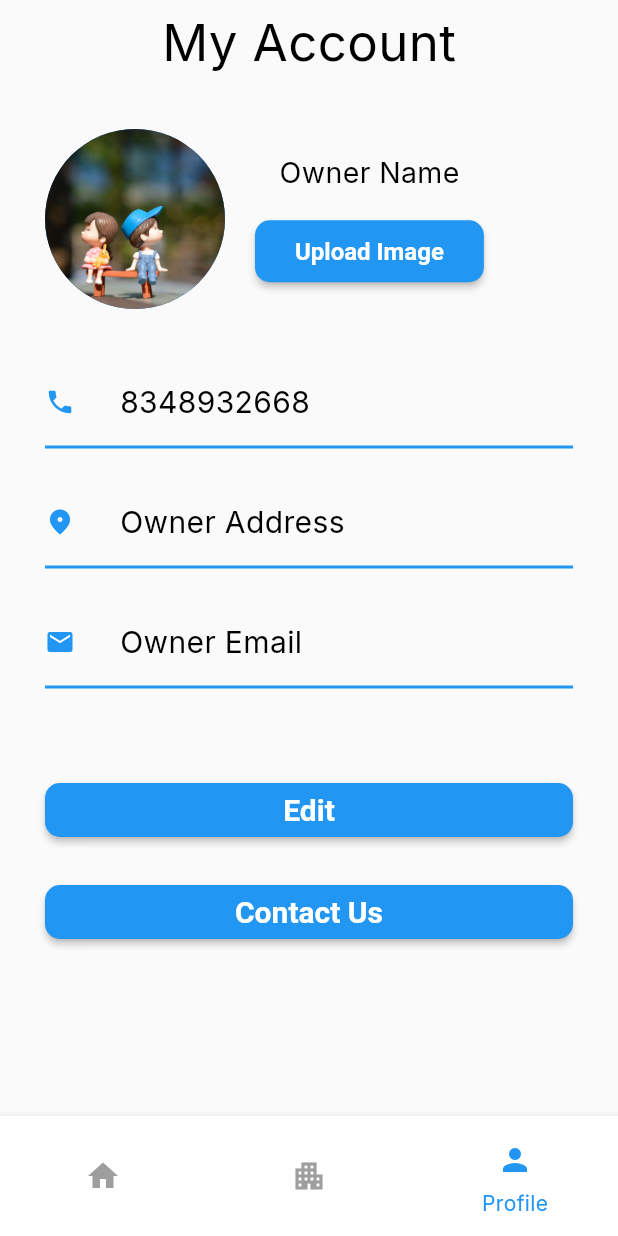
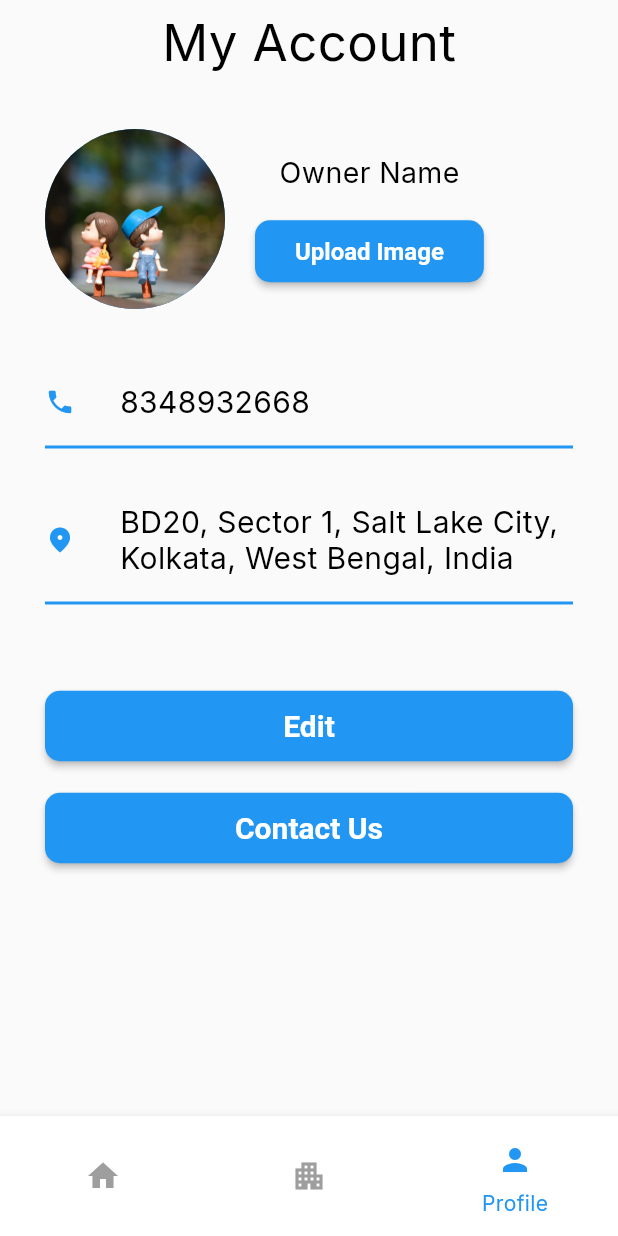
Before and after one commit to A-d-i-b/RentIt-Owner, a Flutter app: the screen it shows after launch, item 3 of the bottom bar chosen, after a tap on "Upload Image", on a phone screen of 412 x 824 dp. Run offline on Flutter 3.47's test engine with Material 2 defaults, Android fonts, the phone set to English and light mode, and no system bars; our stand-ins replace get, google_fonts, image_picker; network calls fail.

Commit message:
added mock data and factory from json methods

```diff
--- /dev/null
+++ b/assets/data/user.json
@@ -0,0 +1,6 @@
+{
+    "name": "Priyanshu",
+    "address": "BD20, Sector 1, Salt Lake City, Kolkata, West Bengal, India",
+    "phone": "9876543210",
+    "imageUrl": "https://blog.cpanel.com/wp-content/uploads/2019/08/user-01.png"
+}
--- a/lib/Forms/pg_form.dart
+++ b/lib/Forms/pg_form.dart
@@ -1,6 +1,7 @@
 import 'package:flutter/material.dart';
 import 'package:get/get.dart';
 import 'package:househunt/controllers/pg_form_controller.dart';
+import 'package:househunt/theme/base_theme.dart';
 import 'package:househunt/utils/dropdown_util.dart';
 import 'package:househunt/widgets/custom_button.dart';
 import 'package:househunt/widgets/dropdown_button.dart';
@@ -82,9 +83,10 @@ class _PgFormState extends State<PgForm> {
                         });
                       },
                       style: ButtonStyle(
-                          backgroundColor: MaterialStateProperty.all(single == 0
-                              ? Colors.white
-                              : const Color(0xFF0EB7B7))),
+                        backgroundColor: MaterialStateProperty.all(
+                          single == 0 ? Colors.white : primary,
+                        ),
+                      ),
                       child: const Text(
                         "Single",
                         style: TextStyle(color: Colors.black),
@@ -110,9 +112,10 @@ class _PgFormState extends State<PgForm> {
                         });
                       },
                       style: ButtonStyle(
-                          backgroundColor: MaterialStateProperty.all(double == 0
-                              ? Colors.white
-                              : const Color(0xFF0EB7B7))),
+                        backgroundColor: MaterialStateProperty.all(
+                          double == 0 ? Colors.white : primary,
+                        ),
+                      ),
                       child: const Text(
                         "Double",
                         style: TextStyle(color: Colors.black),
@@ -139,9 +142,10 @@ class _PgFormState extends State<PgForm> {
                         });
                       },
                       style: ButtonStyle(
-                          backgroundColor: MaterialStateProperty.all(triple == 0
-                              ? Colors.white
-                              : const Color(0xFF0EB7B7))),
+                        backgroundColor: MaterialStateProperty.all(
+                          triple == 0 ? Colors.white : primary,
+                        ),
+                      ),
                       child: const Text(
                         "Triple",
                         style: TextStyle(color: Colors.black),
@@ -167,10 +171,10 @@ class _PgFormState extends State<PgForm> {
                         });
                       },
                       style: ButtonStyle(
-                          backgroundColor: MaterialStateProperty.all(
-                              quadruple == 0
-                                  ? Colors.white
-                                  : const Color(0xFF0EB7B7))),
+                        backgroundColor: MaterialStateProperty.all(
+                          quadruple == 0 ? Colors.white : primary,
+                        ),
+                      ),
                       child: const Text(
                         "Quadruple",
                         style: TextStyle(color: Colors.black),
@@ -193,9 +197,9 @@ class _PgFormState extends State<PgForm> {
               Container(
                 padding: const EdgeInsets.all(6),
                 decoration: BoxDecoration(
-                    borderRadius: BorderRadius.circular(10),
-                    border:
-                        Border.all(width: 1, color: const Color(0xFF0EB7B7))),
+                  borderRadius: BorderRadius.circular(10),
+                  border: Border.all(width: 1, color: primary),
+                ),
                 child: Column(
                   mainAxisAlignment: MainAxisAlignment.center,
                   crossAxisAlignment: CrossAxisAlignment.stretch,
--- a/lib/Screens/home_screen.dart
+++ b/lib/Screens/home_screen.dart
@@ -1,7 +1,7 @@
 import 'package:flutter/material.dart';
 import 'package:househunt/Screens/owner_profile_screen.dart';
-import 'package:househunt/Screens/flat_screen.dart';
 import 'package:househunt/screens/landing_home_screen.dart';
+import 'package:househunt/screens/pg_screen.dart';
 import 'package:househunt/theme/base_theme.dart';
 import 'package:househunt/widgets/bottom_bar_icon.dart';
 
@@ -73,7 +73,7 @@ class _HomeScreenState extends State<HomeScreen> {
         controller: pageController,
         children: [
           const LandingHomeScreen(),
-          FlatHome(),
+          PgHome(),
           // TenantList(),
           const OwnerProfile(),
           // PgHome()
--- a/lib/Screens/owner_profile_screen.dart
+++ b/lib/Screens/owner_profile_screen.dart
@@ -11,7 +11,7 @@ class OwnerProfile extends StatefulWidget {
 }
 
 class _OwnerProfileState extends State<OwnerProfile> {
-  ImageProvider profileImage = AssetImage('images/ownerpic.jpg');
+  ImageProvider profileImage = const AssetImage('images/ownerpic.jpg');
 
   @override
   Widget build(BuildContext context) {
@@ -27,7 +27,7 @@ class _OwnerProfileState extends State<OwnerProfile> {
         ),
       ),
       body: ListView(
-        padding: EdgeInsets.all(30),
+        padding: const EdgeInsets.all(30),
         children: [
           Row(
             children: [
@@ -35,15 +35,15 @@ class _OwnerProfileState extends State<OwnerProfile> {
                 radius: 60,
                 backgroundImage: profileImage,
               ),
-              SizedBox(width: 20),
+              const SizedBox(width: 20),
               Column(
                 children: [
-                  Text(
+                  const Text(
                     "Owner Name",
                     style: TextStyle(fontSize: 19, color: secondary),
                     overflow: TextOverflow.ellipsis,
                   ),
-                  SizedBox(height: 20),
+                  const SizedBox(height: 20),
                   SizedBox(
                     height: MediaQuery.of(context).size.height / 20,
                     width: MediaQuery.of(context).size.width / 2.7,
@@ -51,7 +51,7 @@ class _OwnerProfileState extends State<OwnerProfile> {
                       onPressed: () {
                         null; //TODO:Add image picker function and store it in profileImage variable
                       },
-                      child: Text(
+                      child: const Text(
                         "Upload Image",
                         style: TextStyle(color: tri),
                       ),
@@ -62,36 +62,39 @@ class _OwnerProfileState extends State<OwnerProfile> {
             ],
           ),
           const SizedBox(height: 50),
-          DetailCard(
+          const DetailCard(
               detail: "8348932668",
               icon: Icons
                   .phone), //TODO:Fetch actual phone number of owner and pass it here
           const SizedBox(height: 30),
-          DetailCard(
-              detail: "Owner Address",
+          const DetailCard(
+              detail:
+                  "BD20, Sector 1, Salt Lake City, Kolkata, West Bengal, India",
               icon: Icons
                   .fmd_good_sharp), //TODO:Fetch actual Address of owner and pass it here
-          const SizedBox(height: 30),
-          DetailCard(
-              detail: "Owner Email",
-              icon: Icons
-                  .email), //TODO:Fetch actual Email of owner and pass it here
-          SizedBox(height: 50),
+
+          const SizedBox(height: 50),
           ElevatedButton(
             onPressed: () {},
+            child: const Padding(
+              padding: EdgeInsets.all(12.0),
               child: Text(
                 "Edit",
                 style: TextStyle(color: tri, fontSize: 20),
               ),
             ),
-          SizedBox(height: 20),
+          ),
+          const SizedBox(height: 20),
           ElevatedButton(
             onPressed: () {
               Get.toNamed('/contact-screen');
             },
+            child: const Padding(
+              padding: EdgeInsets.all(12.0),
               child: Text(
                 "Contact Us",
                 style: TextStyle(color: tri, fontSize: 20),
+              ),
             ),
           ),
         ],
--- a/lib/utils/details_card.dart
+++ b/lib/utils/details_card.dart
@@ -21,14 +21,19 @@ class _DetailCardState extends State<DetailCard> {
             color: primary,
             size: 20,
           ),
-          SizedBox(width: 30),
-          Text(
-            widget.detail,
-            style: TextStyle(fontSize: 20, color: secondary),
+          const SizedBox(width: 30),
+          Flexible(
+            child: Text(
+              widget.detail,
+              style: const TextStyle(
+                fontSize: 20,
+                color: secondary,
+              ),
+            ),
           ),
         ]),
-        SizedBox(height: 10),
-        Divider(
+        const SizedBox(height: 10),
+        const Divider(
           thickness: 2,
           color: primary,
         ),
--- a/pubspec.yaml
+++ b/pubspec.yaml
@@ -62,8 +62,8 @@ flutter:
 
   # To add assets to your application, add an assets section, like this:
   assets:
-    - images/tenantexample.jpeg
-    - images/ownerpic.jpg
+    - images/
+    - assets/data/
   # An image asset can refer to one or more resolution-specific "variants", see
   # https://flutter.dev/assets-and-images/#resolution-aware
 
```
Also changed, not shown: assets/data/properties.json (added, +121 -0 lines), lib/Screens/contact_screen.dart (+14 -13 lines), lib/models/flat_form_model.dart (+28 -0 lines), lib/models/pg_form_model.dart (+29 -0 lines), lib/utils/file_utils.dart (added, +19 -0 lines), lib/widgets/custom_button.dart (+6 -3 lines). Lines whose indentation alone changed are shown as unchanged.
